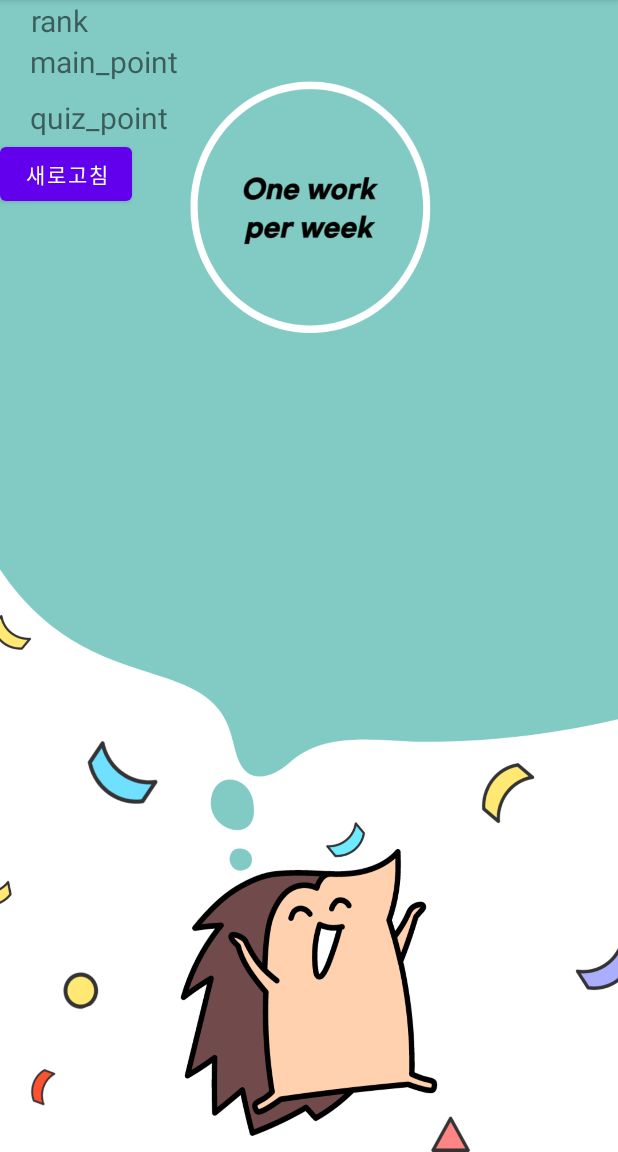
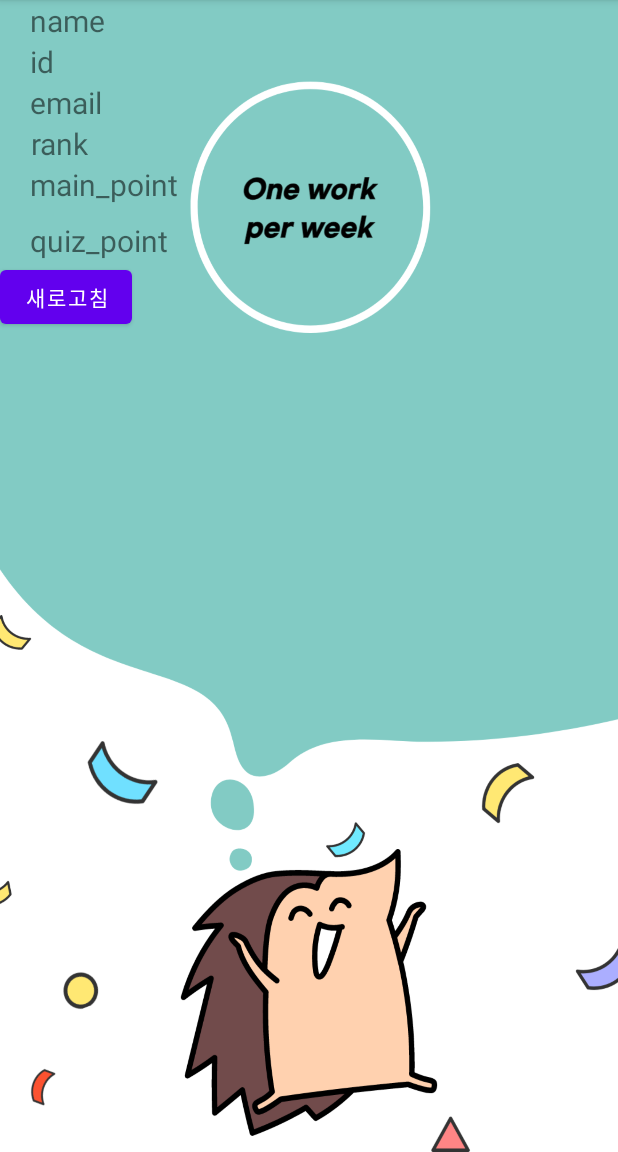
Before and after one commit to Profrog/maeju_test, an Android app: the Showin screen opened directly, with no data from a screen before it, on a phone screen of 412 x 824 dp, the part 84-1236 px from its top. Run offline under Robolectric (Android 15) with nearby library versions, the phone set to English and light mode, and no system bars; our stand-ins replace Firebase (no records; nobody signed in at launch, a user with empty details on screens opened directly), Volley; network calls fail.

Commit message:
showin_data

```diff
--- a/app/src/main/java/com/example/logintest/ProfileActivity.java
+++ b/app/src/main/java/com/example/logintest/ProfileActivity.java
@@ -205,5 +205,6 @@ public class ProfileActivity extends AppCompatActivity implements View.OnClickLi
 
     public String returnName(){return name;}
     public String returnHakbun(){return hakbun;}
+    public String returnEmail(){return email;}
 
 }
--- a/app/src/main/java/com/example/logintest/Showin.java
+++ b/app/src/main/java/com/example/logintest/Showin.java
@@ -59,6 +59,8 @@ public class Showin extends AppCompatActivity{
         setContentView(R.layout.show_in);
         name02 = ((ProfileActivity)ProfileActivity.profileact).returnName();
         id02 = ((ProfileActivity)ProfileActivity.profileact).returnHakbun();
+        email02 = ((ProfileActivity)ProfileActivity.profileact).returnEmail();
+
         getItems();
         //getDataFromAPI();
     }
@@ -116,9 +118,16 @@ public class Showin extends AppCompatActivity{
                 //System.out.println("hi" + id_excel);
 
                 if (id_excel.equals(id02)) {
+                    TextView n1 = (TextView) findViewById(R.id.name);
+                    TextView i1 = (TextView) findViewById(R.id.id);
+                    TextView e1 = (TextView) findViewById(R.id.email);
                     TextView r1 = (TextView) findViewById(R.id.rank);
                     TextView m1 = (TextView) findViewById(R.id.mainpoint);
                     TextView q1 = (TextView) findViewById(R.id.quizpoint);
+
+                    n1.setText("name " + name02);
+                    i1.setText("id " + id02);
+                    e1.setText("email " + email02);
                     r1.setText("rank " + rank_excel);
                     m1.setText("main point " + mp_excel);
                     q1.setText("quiz point " + qp_excel);
--- a/app/src/main/res/layout/show_in.xml
+++ b/app/src/main/res/layout/show_in.xml
@@ -7,8 +7,40 @@
     tools:context=".MainActivity"
     android:background = "@drawable/page">
 
+
+    <TextView
+        android:id="@+id/name"
+        android:layout_width="wrap_content"
+        android:layout_height="wrap_content"
+        android:layout_marginLeft="20dp"
+        android:textSize="20dp"
+        android:gravity= "center"
+        android:text="name" />
+
+    <TextView
+        android:id="@+id/id"
+        android:layout_below="@+id/name"
+        android:layout_width="wrap_content"
+        android:layout_height="wrap_content"
+        android:layout_marginLeft="20dp"
+        android:textSize="20dp"
+        android:gravity= "center"
+        android:text="id" />
+
+
+    <TextView
+        android:id="@+id/email"
+        android:layout_below="@+id/id"
+        android:layout_width="wrap_content"
+        android:layout_height="wrap_content"
+        android:layout_marginLeft="20dp"
+        android:textSize="20dp"
+        android:gravity= "center"
+        android:text="email" />
+
     <TextView
         android:id="@+id/rank"
+        android:layout_below="@+id/email"
         android:layout_width="wrap_content"
         android:layout_height="wrap_content"
         android:layout_marginLeft="20dp"
```
Also changed, not shown: gradle/wrapper/gradle-wrapper.properties.
